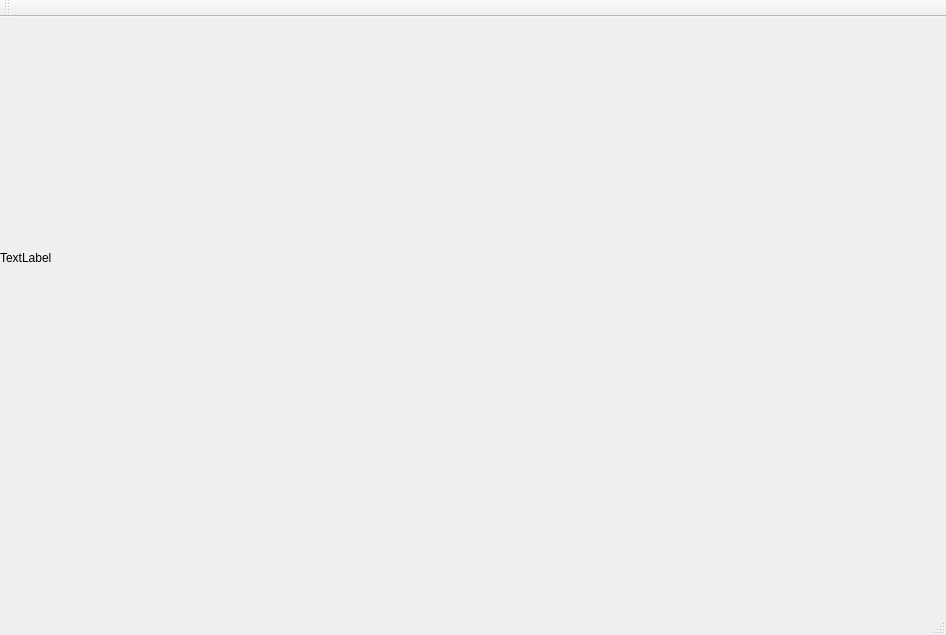
Before: the Qt Designer form mainwindow.ui in ttagu99/dguardian, drawn with Qt 5.
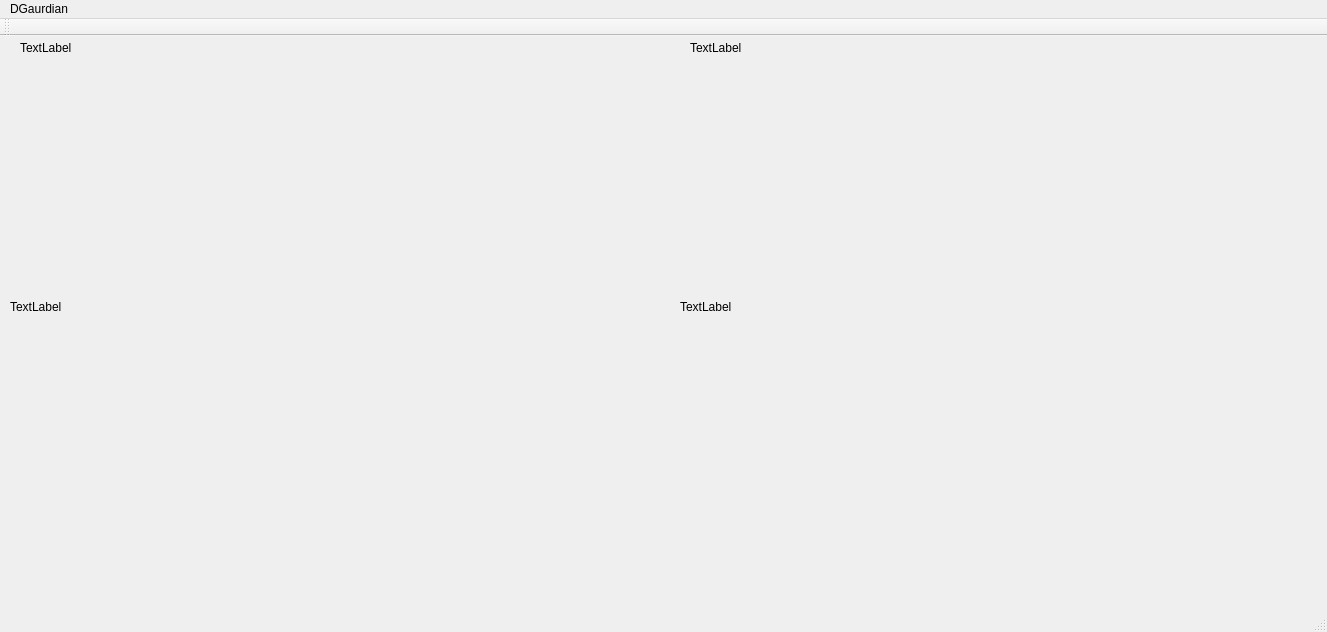
After: the same form once the commit is applied.

Commit message: inner camera add

```diff
--- a/mainwindow.ui
+++ b/mainwindow.ui
@@ -6,8 +6,8 @@
    <rect>
     <x>0</x>
     <y>0</y>
-    <width>946</width>
-    <height>635</height>
+    <width>1327</width>
+    <height>632</height>
    </rect>
   </property>
   <property name="windowTitle">
@@ -17,8 +17,8 @@
    <widget class="QLabel" name="label">
     <property name="geometry">
      <rect>
-      <x>0</x>
-      <y>0</y>
+      <x>10</x>
+      <y>30</y>
       <width>641</width>
       <height>481</height>
      </rect>
@@ -27,16 +27,61 @@
      <string>TextLabel</string>
     </property>
    </widget>
+   <widget class="QLabel" name="label_inner">
+    <property name="geometry">
+     <rect>
+      <x>680</x>
+      <y>30</y>
+      <width>641</width>
+      <height>481</height>
+     </rect>
+    </property>
+    <property name="text">
+     <string>TextLabel</string>
+    </property>
+   </widget>
+   <widget class="QLabel" name="label_outer_dscript">
+    <property name="geometry">
+     <rect>
+      <x>20</x>
+      <y>1</y>
+      <width>211</width>
+      <height>21</height>
+     </rect>
+    </property>
+    <property name="text">
+     <string>TextLabel</string>
+    </property>
+   </widget>
+   <widget class="QLabel" name="label_inner_dscript">
+    <property name="geometry">
+     <rect>
+      <x>690</x>
+      <y>1</y>
+      <width>211</width>
+      <height>21</height>
+     </rect>
+    </property>
+    <property name="text">
+     <string>TextLabel</string>
+    </property>
+   </widget>
   </widget>
   <widget class="QMenuBar" name="menuBar">
    <property name="geometry">
     <rect>
      <x>0</x>
      <y>0</y>
-     <width>946</width>
+     <width>1327</width>
      <height>25</height>
     </rect>
    </property>
+   <widget class="QMenu" name="menuDGaurdian">
+    <property name="title">
+     <string>DGaurdian</string>
+    </property>
+   </widget>
+   <addaction name="menuDGaurdian"/>
   </widget>
   <widget class="QToolBar" name="mainToolBar">
    <attribute name="toolBarArea">
```
Left out of the diff: 2 changed lines with no effect on the pictures. The commit also changes 3 other files.
